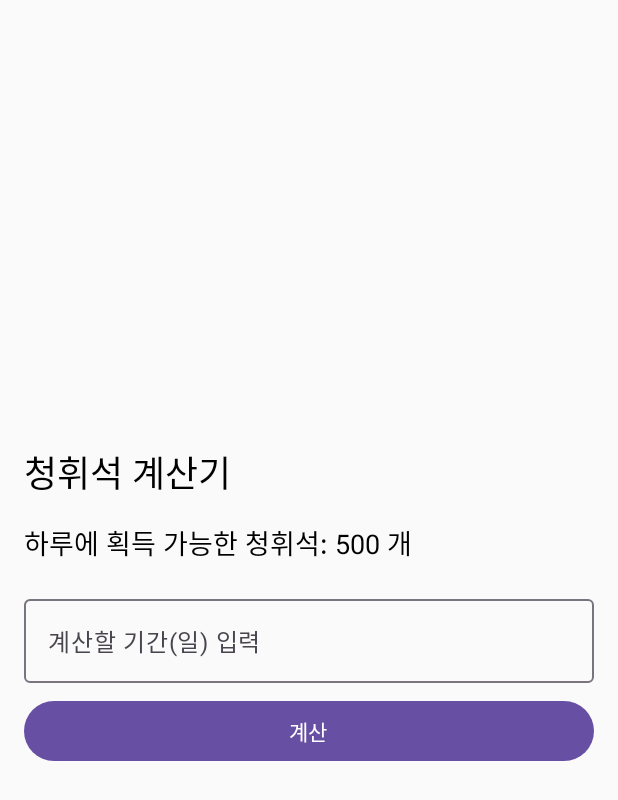
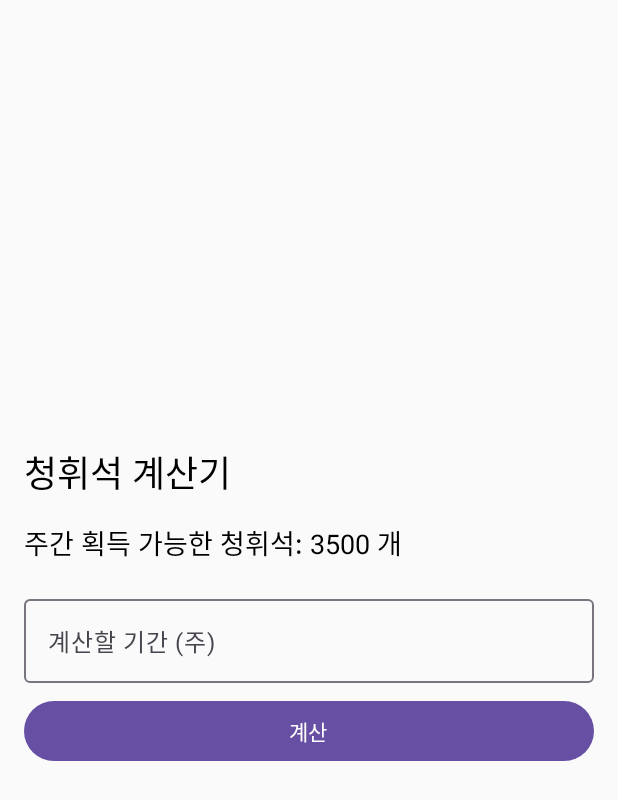
Before and after one commit to jungjae0821/ProjectArchive, an Android app built with Jetpack Compose: the CalculatorActivity screen opened directly, with no data from a screen before it, after a tap on "계산", on a phone screen of 412 x 824 dp. Shown: the top 800 px of the screen. Run offline under Robolectric (Android 15) with nearby library versions, the phone set to English and light mode, and no system bars.

Commit message:
계산기 수정

```diff
--- a/app/src/main/java/com/example/projectarchive/CalculatorActivity.kt
+++ b/app/src/main/java/com/example/projectarchive/CalculatorActivity.kt
@@ -28,46 +28,63 @@ fun CalculatorScreen() {
     val context = LocalContext.current
     val dbHelper = remember { CurrencyDatabaseHelper(context) }
 
-    val dailyCurrency = dbHelper.getDailyCurrency() // ✅ 하루 획득 가능 재화 가져오기
-    var daysInput by remember { mutableStateOf("") } // 사용자가 입력한 일 수
-    var totalCurrency by remember { mutableStateOf(0) } // 계산된 총 재화량
+    val weeklyCurrency = dbHelper.getWeeklyCurrency() // ✅ 주간 획득 가능 재화
+    var weeksInput by remember { mutableStateOf("") } // 입력: 주 단위
+    var totalCurrency by remember { mutableStateOf(0) } // 출력: 총 재화
 
     Column(
-        modifier = Modifier.fillMaxSize().padding(16.dp),
+        modifier = Modifier
+            .fillMaxSize()
+            .padding(16.dp),
         verticalArrangement = Arrangement.Center
     ) {
-        Text(text = "청휘석 계산기", fontSize = 24.sp, modifier = Modifier.padding(bottom = 16.dp))
-
-        Text(text = "하루에 획득 가능한 청휘석: $dailyCurrency 개", fontSize = 18.sp, modifier = Modifier.padding(bottom = 16.dp))
-
-        // ✅ 기간 입력 필드 ✅
-        OutlinedTextField(
-            value = daysInput,
-            onValueChange = { daysInput = it },
-            label = { Text("계산할 기간(일) 입력") },
-            keyboardOptions = KeyboardOptions.Default.copy(keyboardType = KeyboardType.Number),
-            modifier = Modifier.fillMaxWidth().padding(bottom = 8.dp)
+        Text(
+            text = "청휘석 계산기",
+            fontSize = 24.sp,
+            modifier = Modifier.padding(bottom = 16.dp)
         )
 
-        // ✅ 계산 버튼 ✅
+        Text(
+            text = "주간 획득 가능한 청휘석: $weeklyCurrency 개",
+            fontSize = 18.sp,
+            modifier = Modifier.padding(bottom = 16.dp)
+        )
+
+        // 입력 필드
+        OutlinedTextField(
+            value = weeksInput,
+            onValueChange = { weeksInput = it },
+            label = { Text("계산할 기간 (주)") },
+            keyboardOptions = KeyboardOptions.Default.copy(keyboardType = KeyboardType.Number),
+            modifier = Modifier
+                .fillMaxWidth()
+                .padding(bottom = 8.dp)
+        )
+
+        // 계산 버튼
         Button(
             onClick = {
-                val days = daysInput.toIntOrNull()
-                if (days != null && days > 0) {
-                    totalCurrency = dailyCurrency * days
+                val weeks = weeksInput.toIntOrNull()
+                if (weeks != null && weeks > 0) {
+                    totalCurrency = weeklyCurrency * weeks
                     Toast.makeText(context, "계산 완료!", Toast.LENGTH_SHORT).show()
                 } else {
-                    Toast.makeText(context, "올바른 기간을 입력하세요.", Toast.LENGTH_SHORT).show()
+                    Toast.makeText(context, "올바른 주 수를 입력하세요.", Toast.LENGTH_SHORT).show()
                 }
             },
-            modifier = Modifier.fillMaxWidth().padding(bottom = 16.dp)
+            modifier = Modifier
+                .fillMaxWidth()
+                .padding(bottom = 16.dp)
         ) {
             Text("계산")
         }
 
-        // ✅ 결과 표시 ✅
+        // 결과 표시
         if (totalCurrency > 0) {
-            Text(text = "총 획득 가능한 재화: $totalCurrency 개", fontSize = 20.sp)
+            Text(
+                text = "총 획득 가능한 재화: $totalCurrency 개",
+                fontSize = 20.sp
+            )
         }
     }
 }
--- a/app/src/main/java/com/example/projectarchive/SQLiteHelper.kt
+++ b/app/src/main/java/com/example/projectarchive/SQLiteHelper.kt
@@ -25,9 +25,11 @@ class CurrencyDatabaseHelper(context: Context) :
         """.trimIndent()
         db.execSQL(createTableQuery)
 
-        // ✅ 기본 하루 획득 가능 재화 저장 ✅
-        val defaultAmount = 500 // 예시 값 (필요에 따라 조정)
-        val values = ContentValues().apply { put(COLUMN_AMOUNT, defaultAmount) }
+        // ✅ 기본 주간 획득 가능 재화 저장 ✅
+        val defaultWeeklyAmount = 3500 // 예: 하루 500 × 7일 = 3500
+        val values = ContentValues().apply {
+            put(COLUMN_AMOUNT, defaultWeeklyAmount)
+        }
         db.insert(TABLE_NAME, null, values)
     }
 
@@ -36,8 +38,8 @@ class CurrencyDatabaseHelper(context: Context) :
         onCreate(db)
     }
 
-    // ✅ 하루 기본 재화 가져오기 ✅
-    fun getDailyCurrency(): Int {
+    // ✅ 주간 획득 재화 가져오기 ✅
+    fun getWeeklyCurrency(): Int {
         val db = readableDatabase
         val cursor = db.rawQuery("SELECT $COLUMN_AMOUNT FROM $TABLE_NAME LIMIT 1", null)
         var amount = 0
```
